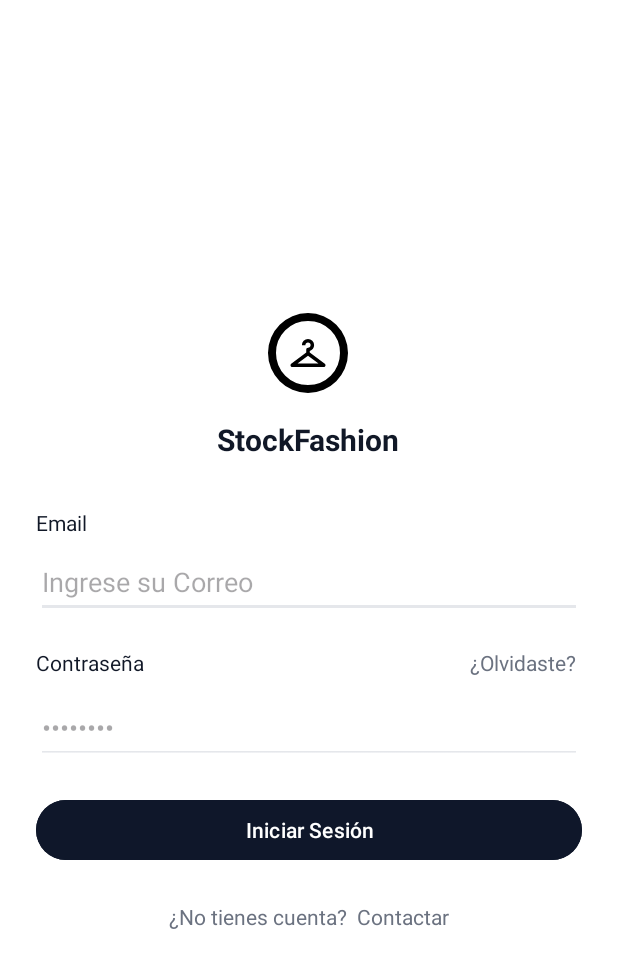
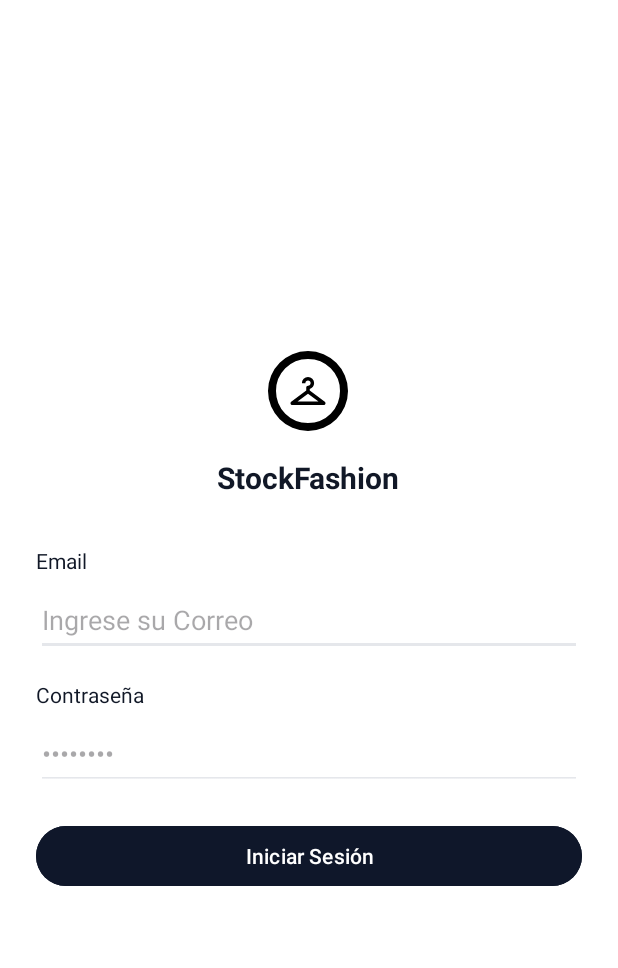
Before and after one commit to Start0k/StockFashion, an Android app: the screen it shows after launch (LogActivity), on a phone screen of 412 x 824 dp. Shown: the top 968 px of the screen. Run offline under Robolectric (Android 15) with nearby library versions, the phone set to English and light mode, and no system bars; our stand-ins replace Firebase (no records; nobody signed in at launch, a user with empty details on screens opened directly); libraries missing offline, so code that uses them is left out: org.checkerframework.checker.

Commit message:
Presentación 1

```diff
--- a/app/src/main/java/com/example/stockfashion/GestionProductoAdapter.java
+++ b/app/src/main/java/com/example/stockfashion/GestionProductoAdapter.java
@@ -19,7 +19,7 @@ public class GestionProductoAdapter extends RecyclerView.Adapter<GestionProducto
     private List<Producto> listaProductos;
     private final OnProductoInteractionListener mListener;
 
-    // Interfaz para comunicar eventos de clic a la Activity
+
     public interface OnProductoInteractionListener {
         void onModificarProducto(Producto producto);
         void onEliminarProducto(Producto producto, int position);
@@ -73,7 +73,7 @@ public class GestionProductoAdapter extends RecyclerView.Adapter<GestionProducto
                 tvCantidad.setText("x0");
             }
 
-            // Asignar listeners a los botones
+
             btnModificar.setOnClickListener(v -> listener.onModificarProducto(producto));
             btnEliminar.setOnClickListener(v -> listener.onEliminarProducto(producto, getAdapterPosition()));
         }
--- a/app/src/main/java/com/example/stockfashion/LogActivity.java
+++ b/app/src/main/java/com/example/stockfashion/LogActivity.java
@@ -25,7 +25,7 @@ public class LogActivity extends AppCompatActivity {
 
     private EditText txtMainCorreo, txtMainPass;
     private Button btnLogin;
-    //private ProgressBar progress;
+
 
     private FirebaseAnalytics oFirebaseAnalytics;
     private FirebaseAuth oFirebaseAuth;
@@ -35,7 +35,7 @@ public class LogActivity extends AppCompatActivity {
     @Override
     protected void onCreate(Bundle savedInstanceState) {
         super.onCreate(savedInstanceState);
-        setContentView(R.layout.log_activity); // conexion con el layout de log_activity
+        setContentView(R.layout.log_activity);
 
         oFirebaseAnalytics = FirebaseAnalytics.getInstance(this);
         Bundle bundle = new Bundle();
@@ -71,11 +71,11 @@ public class LogActivity extends AppCompatActivity {
 
     }
 
-    //metodo recibe Correo y contraseña y los revisa con firebaseAuth para iniciar sesion
+
     private void ingresar(String email, String password){
         oFirebaseAuth.signInWithEmailAndPassword(email, password)
                 .addOnCompleteListener(this, new OnCompleteListener<AuthResult>() {
-                    // ... dentro del método ingresar()
+
 
                     @Override
                     public void onComplete(@NonNull Task<AuthResult> task) {
@@ -84,15 +84,15 @@ public class LogActivity extends AppCompatActivity {
 
                             Log.d(TAG, "SignInWithEmail:success");
                             FirebaseUser user = oFirebaseAuth.getCurrentUser();
-                            // updateUI(user); // Puedes llamar a este método si lo necesitas
 
-                            //Crea el Intent con el nombre correcto de la clase
+
+
                             Intent intent = new Intent(LogActivity.this, menu.class);
 
-                            //Ejecuta el Intent para cambiar de actividad
+
                             startActivity(intent);
 
-                            //Finaliza la actividad de Login
+
                             finish();
 
 
@@ -100,11 +100,11 @@ public class LogActivity extends AppCompatActivity {
                         } else {
                             Log.w(TAG, "signInWithEmail:failure", task.getException());
                             Toast.makeText(LogActivity.this, "Correo o contraseña incorrectos", Toast.LENGTH_SHORT).show();
-                            // updateUI(null);
+
                         }
                     }
 
-// ... resto del código
+
 
                 });
     }
--- a/app/src/main/java/com/example/stockfashion/SimpleOnItemSelectedListener.java
+++ b/app/src/main/java/com/example/stockfashion/SimpleOnItemSelectedListener.java
@@ -7,14 +7,14 @@ public class SimpleOnItemSelectedListener implements AdapterView.OnItemSelectedL
 
     private final Runnable onItemSelectedAction;
 
-    // Constructor that takes a Runnable (like a lambda)
+
     public SimpleOnItemSelectedListener(Runnable onItemSelectedAction) {
         this.onItemSelectedAction = onItemSelectedAction;
     }
 
     @Override
     public void onItemSelected(AdapterView<?> parent, View view, int position, long id) {
-        // When an item is selected, execute the action
+
         if (onItemSelectedAction != null) {
             onItemSelectedAction.run();
         }
@@ -22,6 +22,6 @@ public class SimpleOnItemSelectedListener implements AdapterView.OnItemSelectedL
 
     @Override
     public void onNothingSelected(AdapterView<?> parent) {
-        // Do nothing, as we only care about the selection event
+
     }
 }
--- a/app/src/main/java/com/example/stockfashion/menu.java
+++ b/app/src/main/java/com/example/stockfashion/menu.java
@@ -47,10 +47,10 @@ public class menu extends AppCompatActivity {
         );
 
         cardDespacho.setOnClickListener(v -> {
-                    //startActivity(new Intent(this, Despacho.class))
+
                 }
         );
 
-        // TODO: reemplaza los Toast por startActivity(new Intent(...)) a tus pantallas reales.
+
     }
 }
--- a/app/src/main/res/layout/log_activity.xml
+++ b/app/src/main/res/layout/log_activity.xml
@@ -78,15 +78,6 @@
                 android:layout_width="0dp"
                 android:layout_height="wrap_content"/>
 
-            <TextView
-                android:id="@+id/tvForgot"
-                android:text="¿Olvidaste?"
-                android:textColor="#6B7280"
-                android:padding="4dp"
-                android:clickable="true"
-                android:focusable="true"
-                android:layout_width="wrap_content"
-                android:layout_height="wrap_content"/>
         </LinearLayout>
 
         <EditText
@@ -116,13 +107,5 @@
             android:layout_height="wrap_content"/>
 
         <!-- Footer -->
-        <TextView
-            android:id="@+id/tvContactar"
-            android:text="¿No tienes cuenta?  Contactar"
-            android:textColor="#6B7280"
-            android:gravity="center"
-            android:layout_marginTop="24dp"
-            android:layout_width="match_parent"
-            android:layout_height="wrap_content"/>
     </LinearLayout>
 </ScrollView>
```
Also changed, not shown: app/src/main/java/com/example/stockfashion/Ingreso.java (+28 -38 lines), app/src/main/java/com/example/stockfashion/Modificar.java (+17 -17 lines), app/src/main/java/com/example/stockfashion/Producto.java (+5 -8 lines), app/src/main/java/com/example/stockfashion/ProductoAdapter.java (+8 -20 lines), app/src/main/java/com/example/stockfashion/verStock.java (+9 -9 lines).
